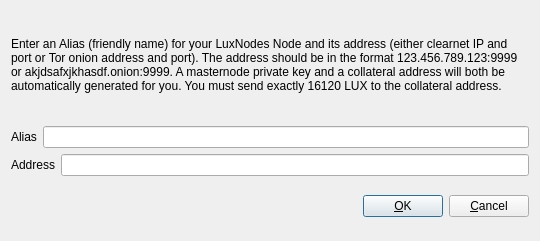
Before: the Qt Designer form src/qt/forms/addeditadrenalinenode.ui in JustPayments/JustPay, drawn with Qt 5.
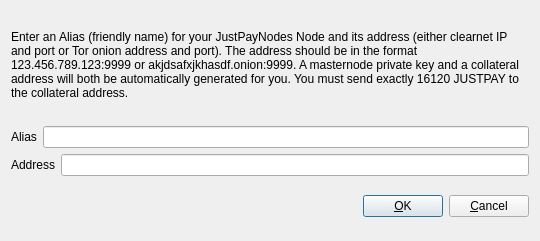
After: the same form once the commit is applied.

Commit message: Change wording from lux to justpay in files

```diff
--- a/src/qt/forms/addeditadrenalinenode.ui
+++ b/src/qt/forms/addeditadrenalinenode.ui
@@ -34,7 +34,7 @@
         </sizepolicy>
        </property>
        <property name="text">
-        <string>&lt;html&gt;&lt;head/&gt;&lt;body&gt;&lt;p&gt;Enter an Alias (friendly name) for your LuxNodes Node and its address (either clearnet IP and port or Tor onion address and port).  The address should be in the format 123.456.789.123:9999 or akjdsafxjkhasdf.onion:9999.  A masternode private key and a collateral address will both be automatically generated for you.  You must send exactly 16120 LUX to the collateral address.&lt;/p&gt;&lt;/body&gt;&lt;/html&gt;</string>
+        <string>&lt;html&gt;&lt;head/&gt;&lt;body&gt;&lt;p&gt;Enter an Alias (friendly name) for your JustPayNodes Node and its address (either clearnet IP and port or Tor onion address and port).  The address should be in the format 123.456.789.123:9999 or akjdsafxjkhasdf.onion:9999.  A masternode private key and a collateral address will both be automatically generated for you.  You must send exactly 16120 JUSTPAY to the collateral address.&lt;/p&gt;&lt;/body&gt;&lt;/html&gt;</string>
        </property>
        <property name="wordWrap">
         <bool>true</bool>
```
Left out of the diff: 2 changed lines with no effect on the pictures. The commit also changes 174 other files.
